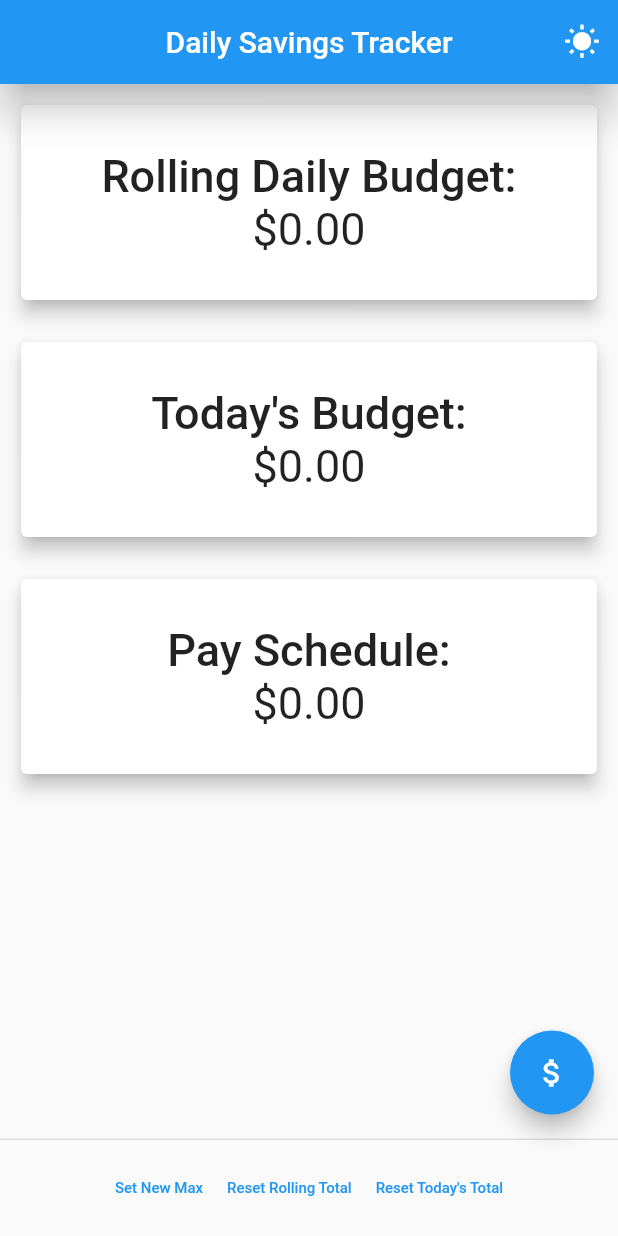
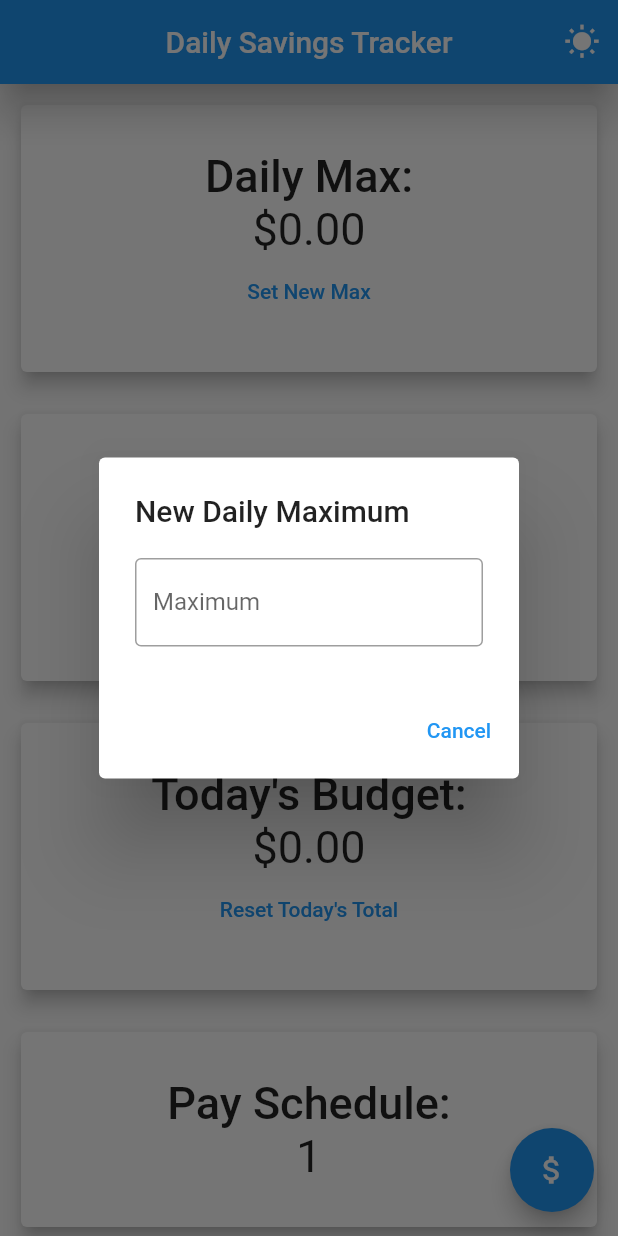
Before and after one commit to surgency23/DailySpendingTracker, a Flutter app: the screen it shows after launch, after a tap on "Set New Max", on a phone screen of 412 x 824 dp. Run offline on Flutter 3.47's test engine with Material 2 defaults, Android fonts, the phone set to English and light mode, and no system bars; our stand-ins replace shared_preferences.

Commit message:
set consumers for each card and enabled consumer for pay schedule

```diff
--- a/lib/controllers/payroll_controller/payroll_controller.dart
+++ b/lib/controllers/payroll_controller/payroll_controller.dart
@@ -3,13 +3,13 @@ import 'package:flutter/material.dart';
 
 class FrequencyController extends ChangeNotifier {
   late FrequencyPreferences _frequencyPreferences;
+
   late int _frequency;
-
   int get frequency => _frequency;
 
   FrequencyController() {
     _frequency =
-        1; // 365(Daily), 52(Weekly), 26(Bi-Weekly), 24(Semi-Monthly), 12(Monthy), 4(Quarterly), 2(Semi-Annually), 1(Annually)
+        0; // 365(Daily), 52(Weekly), 26(Bi-Weekly), 24(Semi-Monthly), 12(Monthy), 4(Quarterly), 2(Semi-Annually), 1(Annually)
     _frequencyPreferences = FrequencyPreferences();
     getPreferences();
   }
--- a/lib/main.dart
+++ b/lib/main.dart
@@ -1,13 +1,15 @@
 import 'package:daily_spending_tracker/controllers/number_controllers/numbers_controller.dart';
+import 'package:daily_spending_tracker/controllers/payroll_controller/payroll_controller.dart';
 import 'package:daily_spending_tracker/pages/home/home_page.dart';
 import 'package:flutter/material.dart';
 import 'package:provider/provider.dart';
 import 'controllers/theme_controller/theme_controller.dart';
 
 void main() {
-  runApp(MultiProvider(
-      providers: [ChangeNotifierProvider(create: (_) => NumbersController())],
-      child: const MyApp()));
+  runApp(MultiProvider(providers: [
+    ChangeNotifierProvider(create: (_) => NumbersController()),
+    ChangeNotifierProvider(create: (_) => FrequencyController())
+  ], child: const MyApp()));
 }
 
 class MyApp extends StatefulWidget {
--- a/lib/pages/home/home_page.dart
+++ b/lib/pages/home/home_page.dart
@@ -1,4 +1,5 @@
 import 'package:daily_spending_tracker/controllers/number_controllers/numbers_controller.dart';
+import 'package:daily_spending_tracker/controllers/payroll_controller/payroll_controller.dart';
 import 'package:flutter/material.dart';
 import 'package:flutter/services.dart';
 import 'package:provider/provider.dart';
@@ -17,9 +18,7 @@ class _HomePageState extends State<HomePage> {
     return Scaffold(
       appBar: customAppBar(),
       body: Center(
-        child: Consumer<NumbersController>(
-          builder: (context, NumbersController numbersNotifier, Widget? child) {
-            return ListView(
+          child: ListView(
               // mainAxisAlignment: MainAxisAlignment.start,
               // crossAxisAlignment: CrossAxisAlignment.center,
               children: [
@@ -34,19 +33,67 @@ class _HomePageState extends State<HomePage> {
                       alignment: Alignment.center,
                       child: Padding(
                         padding: const EdgeInsets.all(30),
-                                child: Column(
+                        child: Consumer<NumbersController>(
+                          builder: (context, NumbersController numbersNotifier,
+                              Widget? child) {
+                            return Column(
                               children: [
                                 const Center(
-                                      child: Text("Rolling Daily Budget:",
+                                  child: Text("Daily Max:",
                                       style: TextStyle(
                                           fontWeight: FontWeight.w500,
                                           fontSize: 30)),
                                 ),
                                 Text(
-                                        "\$${numbersNotifier.rollingTotal.toStringAsFixed(2)}",
-                                        style: const TextStyle(fontSize: 30))
+                                    "\$${numbersNotifier.dailyTotal.toStringAsFixed(2)}",
+                                    style: const TextStyle(fontSize: 30)),
+                                TextButton(
+                                    onPressed: () {
+                                      showDialog(
+                                        context: context,
+                                        builder: (context) {
+                                          return AlertDialog(
+                                              title: const Text(
+                                                  "New Daily Maximum"),
+                                              actions: [
+                                                TextButton(
+                                                    onPressed: () {
+                                                      Navigator.of(context)
+                                                          .pop();
+                                                    },
+                                                    child:
+                                                        const Text("Cancel")),
                                               ],
-                                )),
+                                              content: TextField(
+                                                decoration:
+                                                    const InputDecoration(
+                                                  border: OutlineInputBorder(),
+                                                  labelText: "Maximum",
+                                                  prefixText: "\$ ",
+                                                ),
+                                                keyboardType:
+                                                    TextInputType.number,
+                                                inputFormatters: <
+                                                    TextInputFormatter>[
+                                                  FilteringTextInputFormatter
+                                                      .allow(RegExp(
+                                                          r'^\d+\.?\d{0,2}')),
+                                                ], // Only numbers can be entered
+                                                onSubmitted: (value) {
+                                                  numbersNotifier.maxDaily =
+                                                      double.parse(value);
+                                                  Navigator.of(context).pop();
+                                                },
+                                              ));
+                                        },
+                                      );
+                                    },
+                                    child: const Text("Set New Max")),
+                              ],
+                            );
+                          },
+                        ),
+                      ),
                     )),
               ),
             ),
@@ -61,7 +108,72 @@ class _HomePageState extends State<HomePage> {
                         alignment: Alignment.center,
                         child: Padding(
                           padding: const EdgeInsets.all(30),
-                                child: Column(
+                          child: Consumer<NumbersController>(builder: (context,
+                              NumbersController numbersNotifier,
+                              Widget? child) {
+                            return Column(
+                              children: [
+                                const Center(
+                                  child: Text("Rolling Daily Budget:",
+                                      style: TextStyle(
+                                          fontWeight: FontWeight.w500,
+                                          fontSize: 30)),
+                                ),
+                                Text(
+                                    "\$${numbersNotifier.rollingTotal.toStringAsFixed(2)}",
+                                    style: const TextStyle(fontSize: 30)),
+                                TextButton(
+                                  onPressed: () {
+                                    showDialog(
+                                        context: context,
+                                        builder: (context) {
+                                          return AlertDialog(
+                                              title: const Text(
+                                                  "Reset Rolling Total"),
+                                              content: Text(
+                                                  "Reset rolling total to \$${numbersNotifier.maxDaily}?"),
+                                              actionsAlignment:
+                                                  MainAxisAlignment.spaceEvenly,
+                                              actions: [
+                                                TextButton(
+                                                    onPressed: () {
+                                                      numbersNotifier
+                                                          .resetRollingDailyLimit();
+                                                      Navigator.of(context)
+                                                          .pop();
+                                                    },
+                                                    child: const Text("Yes")),
+                                                TextButton(
+                                                    onPressed: () =>
+                                                        Navigator.of(context)
+                                                            .pop(),
+                                                    child: const Text("No"))
+                                              ]);
+                                        });
+                                  },
+                                  child: const Text("Reset Rolling Total"),
+                                ),
+                              ],
+                            );
+                          }),
+                        )),
+                  ),
+                )),
+            Padding(
+              padding: const EdgeInsets.all(10),
+              child: SizedBox(
+                width: double.infinity,
+                child: Card(
+                    elevation: 5,
+                    color: Theme.of(context).colorScheme.surfaceVariant,
+                    child: Align(
+                      alignment: Alignment.center,
+                      child: Padding(
+                          padding: const EdgeInsets.all(30),
+                          child: Consumer<NumbersController>(builder: (context,
+                              NumbersController numbersNotifier,
+                              Widget? child) {
+                            return Column(
                               children: [
                                 const Center(
                                   child: Text("Today's Budget:",
@@ -71,9 +183,41 @@ class _HomePageState extends State<HomePage> {
                                 ),
                                 Text(
                                     "\$${numbersNotifier.dailyTotal.toStringAsFixed(2)}",
-                                        style: const TextStyle(fontSize: 30))
+                                    style: const TextStyle(fontSize: 30)),
+                                TextButton(
+                                  onPressed: () {
+                                    showDialog(
+                                        context: context,
+                                        builder: (context) {
+                                          return AlertDialog(
+                                              title: const Text(
+                                                  "Reset Today's Total"),
+                                              content: Text(
+                                                  "Reset daily total to \$${numbersNotifier.maxDaily}?"),
+                                              actionsAlignment:
+                                                  MainAxisAlignment.spaceEvenly,
+                                              actions: [
+                                                TextButton(
+                                                    onPressed: () {
+                                                      numbersNotifier
+                                                          .resetDailyLimit();
+                                                      Navigator.of(context)
+                                                          .pop();
+                                                    },
+                                                    child: const Text("Yes")),
+                                                TextButton(
+                                                    onPressed: () =>
+                                                        Navigator.of(context)
+                                                            .pop(),
+                                                    child: const Text("No"))
+                                              ]);
+                                        });
+                                  },
+                                  child: const Text("Reset Today's Total"),
+                                ),
                               ],
-                                )),
+                            );
+                          })),
                     )),
               ),
             ),
@@ -88,7 +232,10 @@ class _HomePageState extends State<HomePage> {
                       alignment: Alignment.center,
                       child: Padding(
                           padding: const EdgeInsets.all(30),
-                                child: Column(
+                          child: Consumer<FrequencyController>(builder:
+                              (context, FrequencyController frequencyNotifier,
+                                  Widget? child) {
+                            return Column(
                               children: [
                                 const Center(
                                   child: Text("Pay Schedule:",
@@ -96,125 +243,15 @@ class _HomePageState extends State<HomePage> {
                                           fontWeight: FontWeight.w500,
                                           fontSize: 30)),
                                 ),
-                                    Text(
-                                        "\$${numbersNotifier.dailyTotal.toStringAsFixed(2)}",
+                                Text("${frequencyNotifier.frequency}",
                                     style: const TextStyle(fontSize: 30))
                               ],
-                                )),
+                            );
+                          })),
                     )),
               ),
             ),
-                ]);
-          },
-        ),
-      ),
-      persistentFooterButtons: [
-        Consumer<NumbersController>(
-          builder: (context, NumbersController numbersNotifier, Widget? child) {
-            return Row(
-              mainAxisAlignment: MainAxisAlignment.center,
-              children: [
-                TextButton(
-                    onPressed: () {
-                      showDialog(
-                        context: context,
-                        builder: (context) {
-                          return AlertDialog(
-                              title: const Text("New Daily Maximum"),
-                              actions: [
-                                TextButton(
-                                    onPressed: () {
-                                      Navigator.of(context).pop();
-                                    },
-                                    child: const Text("Cancel")),
-                              ],
-                              content: TextField(
-                                decoration: const InputDecoration(
-                                  border: OutlineInputBorder(),
-                                  labelText: "Maximum",
-                                  prefixText: "\$ ",
-                                ),
-                                keyboardType: TextInputType.number,
-                                inputFormatters: <TextInputFormatter>[
-                                  FilteringTextInputFormatter.allow(
-                                      RegExp(r'^\d+\.?\d{0,2}')),
-                                ], // Only numbers can be entered
-                                onSubmitted: (value) {
-                                  numbersNotifier.maxDaily =
-                                      double.parse(value);
-                                  Navigator.of(context).pop();
-                                },
-                              ));
-                        },
-                      );
-                    },
-                    child: const Text(
-                      "Set New Max",
-                      style: TextStyle(fontSize: 10),
-                    )),
-                TextButton(
-                  onPressed: () {
-                    showDialog(
-                        context: context,
-                        builder: (context) {
-                          return AlertDialog(
-                              title: const Text("Reset Rolling Total"),
-                              content: Text(
-                                  "Reset rolling total to \$${numbersNotifier.maxDaily}?"),
-                              actionsAlignment: MainAxisAlignment.spaceEvenly,
-                              actions: [
-                                TextButton(
-                                    onPressed: () {
-                                      numbersNotifier.resetRollingDailyLimit();
-                                      Navigator.of(context).pop();
-                                    },
-                                    child: const Text("Yes")),
-                                TextButton(
-                                    onPressed: () =>
-                                        Navigator.of(context).pop(),
-                                    child: const Text("No"))
-                              ]);
-                        });
-                  },
-                  child: const Text(
-                    "Reset Rolling Total",
-                    style: TextStyle(fontSize: 10),
-                  ),
-                ),
-                TextButton(
-                  onPressed: () {
-                    showDialog(
-                        context: context,
-                        builder: (context) {
-                          return AlertDialog(
-                              title: const Text("Reset Today's Total"),
-                              content: Text(
-                                  "Reset daily total to \$${numbersNotifier.maxDaily}?"),
-                              actionsAlignment: MainAxisAlignment.spaceEvenly,
-                              actions: [
-                                TextButton(
-                                    onPressed: () {
-                                      numbersNotifier.resetDailyLimit();
-                                      Navigator.of(context).pop();
-                                    },
-                                    child: const Text("Yes")),
-                                TextButton(
-                                    onPressed: () =>
-                                        Navigator.of(context).pop(),
-                                    child: const Text("No"))
-                              ]);
-                        });
-                  },
-                  child: const Text(
-                    "Reset Today's Total",
-                    style: TextStyle(fontSize: 10),
-                  ),
-                ),
-              ],
-            );
-          },
-        ),
-      ],
+          ])),
       floatingActionButton: FloatingActionButton(
         child: const Icon(Icons.attach_money),
         onPressed: () {
```
Lines whose indentation alone changed are shown as unchanged.
